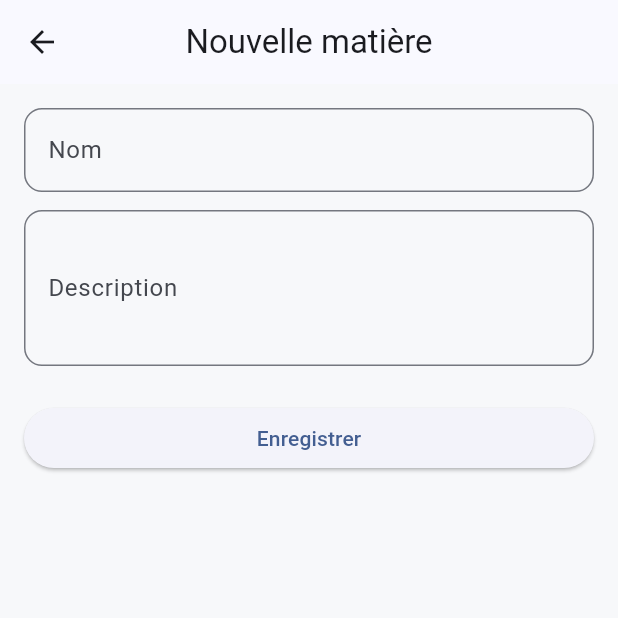
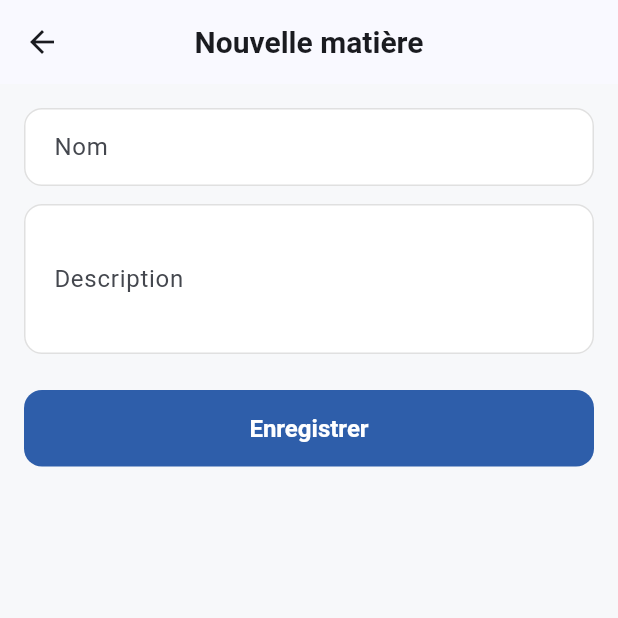
Before and after one commit to diarrydiene6-web/mon_projet_cours, a Flutter app: the screen it shows once a user with an empty profile is signed in, after a tap on the "add" icon, on a phone screen of 412 x 824 dp, the top half of it. Run offline on Flutter 3.47's test engine with Material 3 defaults, Android fonts, the phone set to English and light mode, and no system bars; our stand-ins replace cloud_firestore, firebase_auth, firebase_core, flutter_riverpod; accounts and stored records are empty.

Commit message:
Amélioration du thème et couleurs de l'app

```diff
--- a/lib/main.dart
+++ b/lib/main.dart
@@ -20,21 +20,103 @@ class MonApplication extends StatelessWidget {
   @override
   Widget build(BuildContext context) {
     final couleurPrincipale = const Color(0xFF2E5EAA);
+    final colorScheme = ColorScheme.fromSeed(seedColor: couleurPrincipale);
 
     return MaterialApp(
       title: 'Matières & Cours - École',
       debugShowCheckedModeBanner: false,
       theme: ThemeData(
         useMaterial3: true,
-        colorScheme: ColorScheme.fromSeed(seedColor: couleurPrincipale),
-        appBarTheme: const AppBarTheme(centerTitle: true, elevation: 0),
+        colorScheme: colorScheme,
         scaffoldBackgroundColor: const Color(0xFFF7F8FA),
+
+        // AppBar
+        appBarTheme: AppBarTheme(
+          centerTitle: true,
+          elevation: 0,
+          backgroundColor: colorScheme.surface,
+          foregroundColor: colorScheme.onSurface,
+          titleTextStyle: TextStyle(
+            fontSize: 20,
+            fontWeight: FontWeight.bold,
+            color: colorScheme.onSurface,
+          ),
+        ),
+
+        // Cartes
         cardTheme: CardThemeData(
-          elevation: 1,
-          shape: RoundedRectangleBorder(borderRadius: BorderRadius.circular(14)),
+          elevation: 0,
+          color: Colors.white,
+          shape: RoundedRectangleBorder(
+            borderRadius: BorderRadius.circular(16),
+            side: BorderSide(color: Colors.grey.shade200),
+          ),
         ),
+
+        // Champs de texte
         inputDecorationTheme: InputDecorationTheme(
-          border: OutlineInputBorder(borderRadius: BorderRadius.circular(12)),
+          filled: true,
+          fillColor: Colors.white,
+          border: OutlineInputBorder(
+            borderRadius: BorderRadius.circular(12),
+            borderSide: BorderSide(color: Colors.grey.shade300),
+          ),
+          enabledBorder: OutlineInputBorder(
+            borderRadius: BorderRadius.circular(12),
+            borderSide: BorderSide(color: Colors.grey.shade300),
+          ),
+          focusedBorder: OutlineInputBorder(
+            borderRadius: BorderRadius.circular(12),
+            borderSide: BorderSide(color: couleurPrincipale, width: 2),
+          ),
+          contentPadding:
+          const EdgeInsets.symmetric(horizontal: 16, vertical: 14),
+        ),
+
+        // Boutons principaux
+        elevatedButtonTheme: ElevatedButtonThemeData(
+          style: ElevatedButton.styleFrom(
+            backgroundColor: couleurPrincipale,
+            foregroundColor: Colors.white,
+            padding: const EdgeInsets.symmetric(vertical: 16),
+            shape: RoundedRectangleBorder(
+              borderRadius: BorderRadius.circular(12),
+            ),
+            textStyle: const TextStyle(
+              fontSize: 16,
+              fontWeight: FontWeight.w600,
+            ),
+            elevation: 0,
+          ),
+        ),
+
+        // Bouton flottant (+)
+        floatingActionButtonTheme: FloatingActionButtonThemeData(
+          backgroundColor: couleurPrincipale,
+          foregroundColor: Colors.white,
+          shape: RoundedRectangleBorder(
+            borderRadius: BorderRadius.circular(16),
+          ),
+        ),
+
+        // Chips (utilisés pour le niveau des cours)
+        chipTheme: ChipThemeData(
+          backgroundColor: couleurPrincipale.withOpacity(0.1),
+          labelStyle: TextStyle(
+            color: couleurPrincipale,
+            fontWeight: FontWeight.w600,
+          ),
+          side: BorderSide.none,
+          shape: RoundedRectangleBorder(
+            borderRadius: BorderRadius.circular(8),
+          ),
+        ),
+
+        // Style du texte général
+        textTheme: const TextTheme(
+          titleLarge: TextStyle(fontWeight: FontWeight.bold),
+          titleMedium: TextStyle(fontWeight: FontWeight.w600),
+          bodyMedium: TextStyle(color: Colors.black87),
         ),
       ),
       home: const _EcranRacine(),
@@ -42,10 +124,6 @@ class MonApplication extends StatelessWidget {
   }
 }
 
-/// Décide automatiquement quel écran afficher selon l'état de connexion :
-/// - Chargement -> écran de chargement
-/// - Utilisateur connecté -> HomeScreen
-/// - Utilisateur non connecté -> LoginScreen
 class _EcranRacine extends ConsumerWidget {
   const _EcranRacine();
 
```
